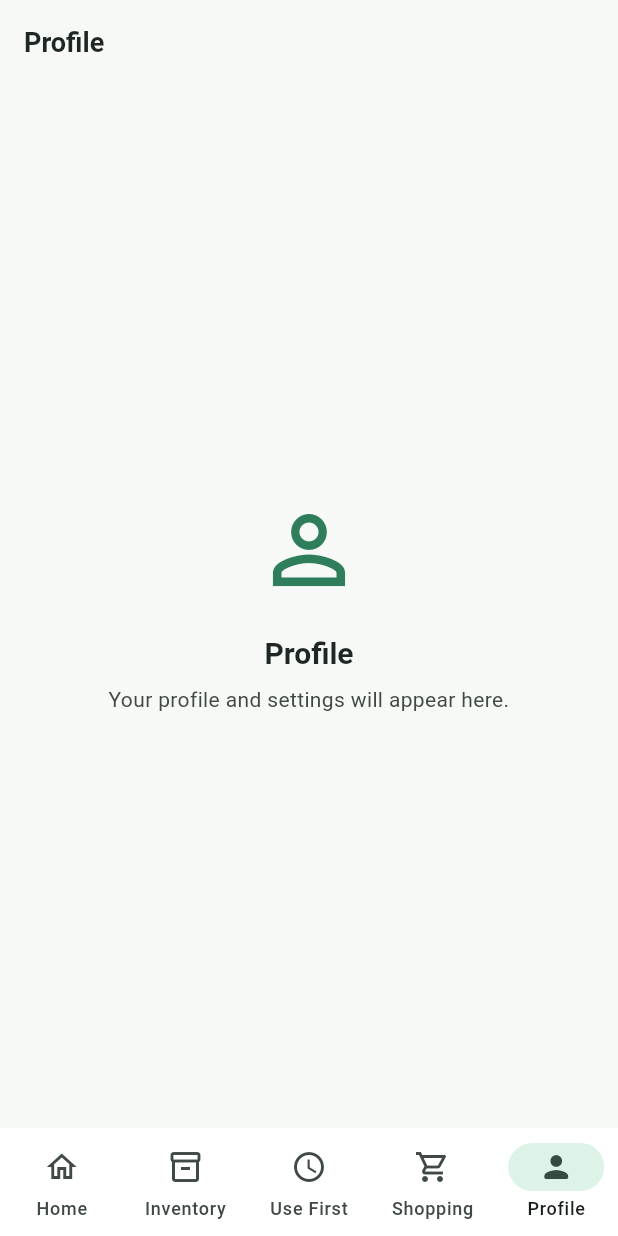
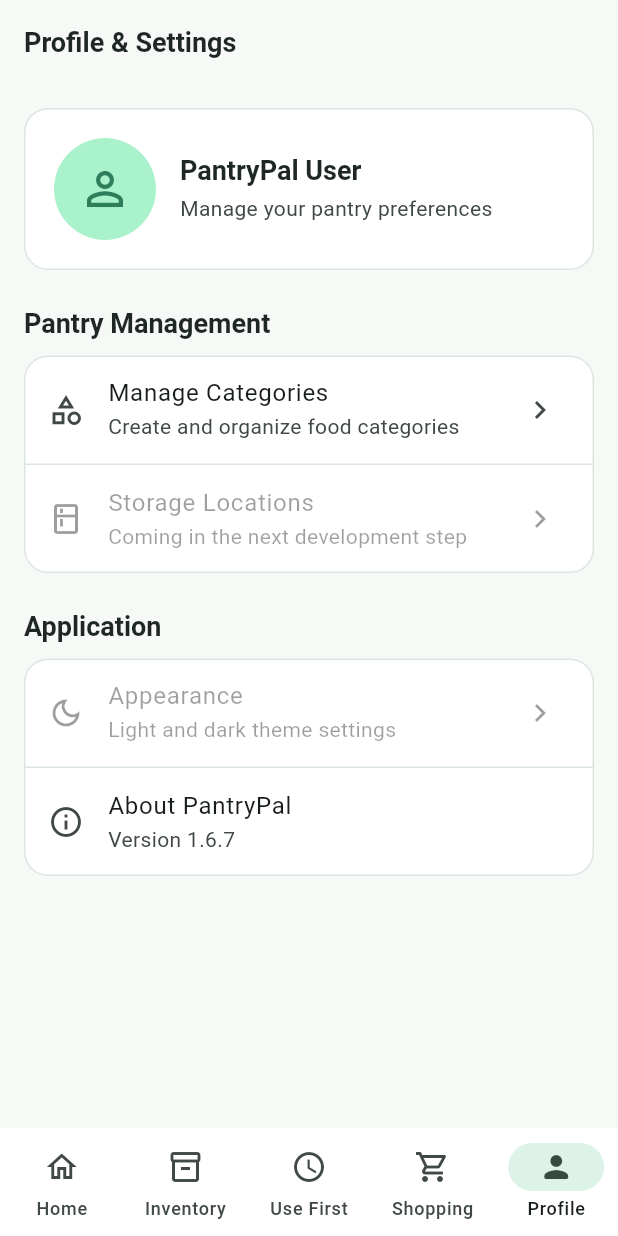
Before and after one commit to tommyt1321/flutter_application_final_project, a Flutter app: the screen it shows after launch, item 5 of the bottom bar chosen, on a phone screen of 412 x 824 dp. Run offline on Flutter 3.47's test engine with Material 3 defaults, Android fonts, the phone set to English and light mode, and no system bars; our stand-ins replace device_preview, hive_ce, hive_ce_flutter; accounts and stored records are empty.

Commit message:
[PantryPal - P1] Create category management CRUD interface

```diff
--- a/lib/core/routes/app_routes.dart
+++ b/lib/core/routes/app_routes.dart
@@ -3,4 +3,5 @@
 
   static const String splash = '/';
   static const String mainNavigation = '/main';
+  static const String manageCategories = '/manage-categories';
 }
--- a/lib/core/routes/route_generator.dart
+++ b/lib/core/routes/route_generator.dart
@@ -1,5 +1,6 @@
 import 'package:flutter/material.dart';
 
+import '../../screens/categories/manage_categories_screen.dart';
 import '../../screens/navigation/main_navigation_screen.dart';
 import '../../screens/splash/splash_screen.dart';
 import 'app_routes.dart';
@@ -18,6 +19,12 @@
       case AppRoutes.mainNavigation:
         return MaterialPageRoute<void>(
           builder: (_) => const MainNavigationScreen(),
+          settings: settings,
+        );
+
+      case AppRoutes.manageCategories:
+        return MaterialPageRoute<void>(
+          builder: (_) => const ManageCategoriesScreen(),
           settings: settings,
         );
 
--- a/lib/screens/navigation/main_navigation_screen.dart
+++ b/lib/screens/navigation/main_navigation_screen.dart
@@ -1,6 +1,7 @@
 import 'package:flutter/material.dart';
 
 import '../dashboard/dashboard_screen.dart';
+import '../profile/profile_screen.dart';
 
 class MainNavigationScreen extends StatefulWidget {
   const MainNavigationScreen({super.key});
@@ -29,11 +30,7 @@
       title: 'Shopping',
       message: 'The shopping-list module will appear here.',
     ),
-    _TemporaryModuleScreen(
-      icon: Icons.person_outline,
-      title: 'Profile',
-      message: 'Your profile and settings will appear here.',
-    ),
+    ProfileScreen(),
   ];
 
   void _changeScreen(int index) {
--- /dev/null
+++ b/lib/screens/profile/profile_screen.dart
@@ -0,0 +1,116 @@
+import 'package:flutter/material.dart';
+
+import '../../core/routes/app_routes.dart';
+
+class ProfileScreen extends StatelessWidget {
+  const ProfileScreen({super.key});
+
+  @override
+  Widget build(BuildContext context) {
+    return Scaffold(
+      appBar: AppBar(title: const Text('Profile & Settings')),
+      body: ListView(
+        padding: const EdgeInsets.all(16),
+        children: [
+          const _ProfileHeader(),
+          const SizedBox(height: 24),
+          Text(
+            'Pantry Management',
+            style: Theme.of(context).textTheme.titleLarge,
+          ),
+          const SizedBox(height: 10),
+          Card(
+            child: Column(
+              children: [
+                ListTile(
+                  leading: const Icon(Icons.category_outlined),
+                  title: const Text('Manage Categories'),
+                  subtitle: const Text('Create and organize food categories'),
+                  trailing: const Icon(Icons.chevron_right),
+                  onTap: () {
+                    Navigator.of(context).pushNamed(AppRoutes.manageCategories);
+                  },
+                ),
+                const Divider(height: 1),
+                const ListTile(
+                  leading: Icon(Icons.kitchen_outlined),
+                  title: Text('Storage Locations'),
+                  subtitle: Text('Coming in the next development step'),
+                  trailing: Icon(Icons.chevron_right),
+                  enabled: false,
+                ),
+              ],
+            ),
+          ),
+          const SizedBox(height: 24),
+          Text('Application', style: Theme.of(context).textTheme.titleLarge),
+          const SizedBox(height: 10),
+          const Card(
+            child: Column(
+              children: [
+                ListTile(
+                  leading: Icon(Icons.dark_mode_outlined),
+                  title: Text('Appearance'),
+                  subtitle: Text('Light and dark theme settings'),
+                  trailing: Icon(Icons.chevron_right),
+                  enabled: false,
+                ),
+                Divider(height: 1),
+                ListTile(
+                  leading: Icon(Icons.info_outline),
+                  title: Text('About PantryPal'),
+                  subtitle: Text('Version 1.6.7'),
+                ),
+              ],
+            ),
+          ),
+        ],
+      ),
+    );
+  }
+}
+
+class _ProfileHeader extends StatelessWidget {
+  const _ProfileHeader();
+
+  @override
+  Widget build(BuildContext context) {
+    return Card(
+      child: Padding(
+        padding: const EdgeInsets.all(20),
+        child: Row(
+          children: [
+            CircleAvatar(
+              radius: 34,
+              backgroundColor: Theme.of(context).colorScheme.primaryContainer,
+              child: Icon(
+                Icons.person_outline,
+                size: 36,
+                color: Theme.of(context).colorScheme.primary,
+              ),
+            ),
+            const SizedBox(width: 16),
+            Expanded(
+              child: Column(
+                crossAxisAlignment: CrossAxisAlignment.start,
+                children: [
+                  Text(
+                    'PantryPal User',
+                    style: Theme.of(context).textTheme.titleLarge,
+                  ),
+                  const SizedBox(height: 4),
+                  Text(
+                    'Manage your pantry preferences',
+                    style: Theme.of(context).textTheme.bodyMedium?.copyWith(
+                      color: Theme.of(context).colorScheme.onSurfaceVariant,
+                    ),
+                  ),
+                ],
+              ),
+            ),
+          ],
+        ),
+      ),
+    );
+  }
+}
```
Also changed, not shown: lib/core/utils/category_icon_mapper.dart (added, +120 -0 lines), lib/screens/categories/category_form_dialog.dart (added, +181 -0 lines), lib/screens/categories/manage_categories_screen.dart (added, +258 -0 lines).
